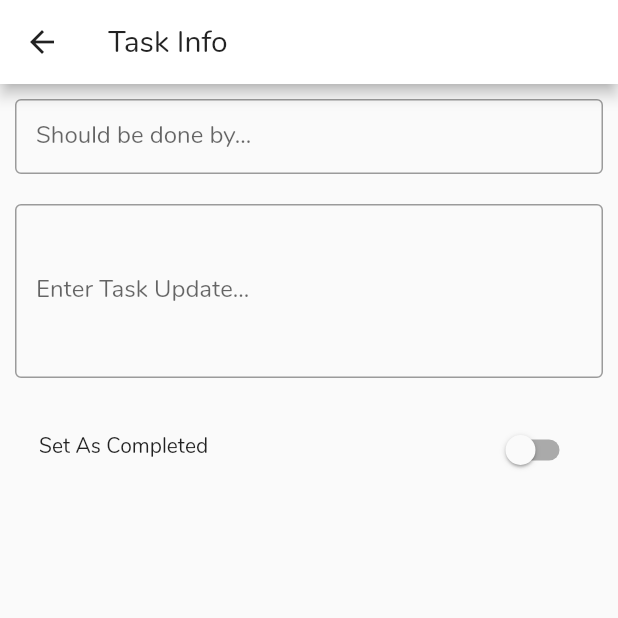
After one commit to calicoquito/flutter_quito_app, a Flutter app: the TaskData screen opened directly, on a phone screen of 412 x 824 dp, the top half of it. The commit adds this screen. Run offline on Flutter 3.47's test engine with Material 2 defaults, Android fonts, the phone set to English and light mode, and no system bars.

Commit message:
added Task dispplay and checkboxes

```diff
--- /dev/null
+++ b/lib/taskdata.dart
@@ -0,0 +1,85 @@
+import 'package:flutter/cupertino.dart';
+import 'package:flutter/material.dart';
+
+
+class TaskData extends StatefulWidget {
+  TaskData({Key key}) : super(key: key);
+  @override
+  TaskDataState createState() => TaskDataState();
+}
+
+class TaskDataState extends State<TaskData> {
+  TextEditingController controller = TextEditingController();
+  String textString = "";
+  bool isSwitched = false;
+  List setval;
+
+
+  @override
+  Widget build(BuildContext context) {
+    return Scaffold(
+      appBar: AppBar(
+          title: Text(
+        'Task Info',
+        style: TextStyle(fontFamily: 'Nunito', fontSize: 20.0),
+      )),
+      body: ListView(
+          children: <Widget>[
+            Padding(
+              padding: EdgeInsets.symmetric(vertical: 10.0, horizontal: 10.0),
+              child: TextField(
+                autocorrect: true,
+                controller: controller,
+                decoration: InputDecoration(
+                    labelText: "Should be done by...",
+                    contentPadding: EdgeInsets.all(14.0),
+                    border: OutlineInputBorder()),
+                onChanged: (string) {
+                  setState(() {
+                    textString = string;
+                  });
+                },
+                onEditingComplete: () {
+                  controller.clear();
+                },
+              ),
+            ),
+            Padding(
+              padding: EdgeInsets.symmetric(vertical: 10.0, horizontal: 10.0),
+              child: TextField(
+                maxLines: 4,
+                autocorrect: true,
+                controller: controller,
+                textAlign:TextAlign.justify,
+                decoration: InputDecoration(
+                    labelText: "Enter Task Update...",
+                    contentPadding: EdgeInsets.all(14.0),
+                    border: OutlineInputBorder()),
+                onChanged: (string) {
+                  setState(() {
+                    textString = string;
+                  });
+                },
+                onEditingComplete: () {
+                  controller.clear();
+                },
+              ),
+            ),
+            Padding(
+              padding: EdgeInsets.symmetric(vertical: 10.0, horizontal: 10.0),
+              child: ListTile(
+                leading: Text("Set As Completed"),
+                trailing: Switch(
+                    value: isSwitched,
+                    onChanged: (value) {
+                      setState(() {
+                        isSwitched = value;
+                      });
+                    }),
+              ),
+            ),
+          ],
+        ),
+    );
+  }
+}
```
Also changed, not shown: lib/tasks.dart (+39 -34 lines).
